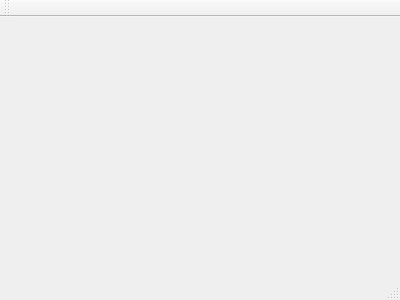
The window that BehaviourTree/mainwindow.ui (MykolaNemo/Simulation) describes before a commit, drawn with Qt 5.
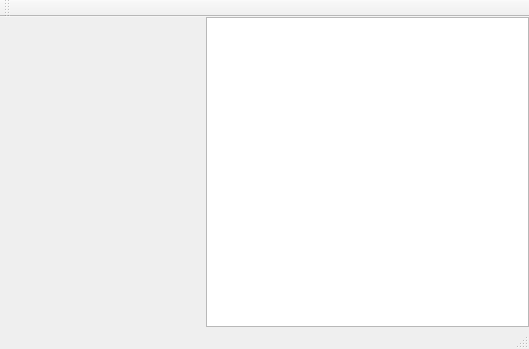
The same window after the commit.

Commit message: Added basic widgets for Behaviour Tree Manager

Patch:
```diff
--- a/BehaviourTree/mainwindow.ui
+++ b/BehaviourTree/mainwindow.ui
@@ -1,24 +1,73 @@
 <ui version="4.0">
  <class>MainWindow</class>
- <widget class="QMainWindow" name="MainWindow" >
-  <property name="geometry" >
+ <widget class="QMainWindow" name="MainWindow">
+  <property name="geometry">
    <rect>
     <x>0</x>
     <y>0</y>
-    <width>400</width>
-    <height>300</height>
+    <width>529</width>
+    <height>349</height>
    </rect>
   </property>
   <property name="windowTitle" >
    <string>MainWindow</string>
   </property>
-  <widget class="QMenuBar" name="menuBar" />
-  <widget class="QToolBar" name="mainToolBar" />
-  <widget class="QWidget" name="centralWidget" />
-  <widget class="QStatusBar" name="statusBar" />
+  <widget class="QWidget" name="centralWidget">
+   <layout class="QHBoxLayout" name="horizontalLayout">
+    <property name="leftMargin">
+     <number>0</number>
+    </property>
+    <property name="topMargin">
+     <number>0</number>
+    </property>
+    <property name="rightMargin">
+     <number>0</number>
+    </property>
+    <property name="bottomMargin">
+     <number>0</number>
+    </property>
+    <item>
+     <widget class="QWidget" name="widget" native="true">
+      <property name="minimumSize">
+       <size>
+        <width>200</width>
+        <height>0</height>
+       </size>
+      </property>
+      <property name="maximumSize">
+       <size>
+        <width>200</width>
+        <height>16777215</height>
+       </size>
+      </property>
+     </widget>
+    </item>
+    <item>
+     <widget class="QGraphicsView" name="graphicsView"/>
+    </item>
+   </layout>
+  </widget>
+  <widget class="QMenuBar" name="menuBar">
+   <property name="geometry">
+    <rect>
+     <x>0</x>
+     <y>0</y>
+     <width>529</width>
+     <height>18</height>
+    </rect>
+   </property>
+  </widget>
+  <widget class="QToolBar" name="mainToolBar">
+   <attribute name="toolBarArea">
+    <enum>TopToolBarArea</enum>
+   </attribute>
+   <attribute name="toolBarBreak">
+    <bool>false</bool>
+   </attribute>
+  </widget>
+  <widget class="QStatusBar" name="statusBar"/>
  </widget>
- <layoutDefault spacing="6" margin="11" />
- <pixmapfunction></pixmapfunction>
+ <layoutdefault spacing="6" margin="11"/>
  <resources/>
  <connections/>
 </ui>
```
Left out of the diff: 3 changed lines with no effect on the pictures. The commit also changes 2 other files.
